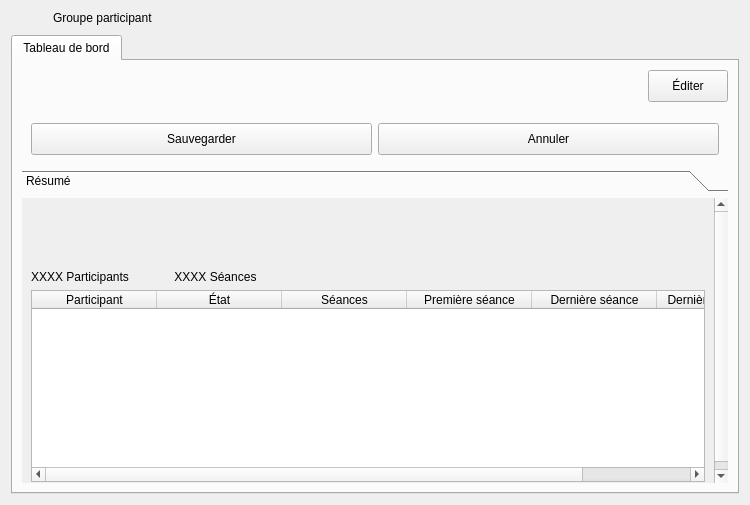
Above: client/src/editors/GroupWidget.ui from introlab/openteraplus before the change. Below: the same form after it.
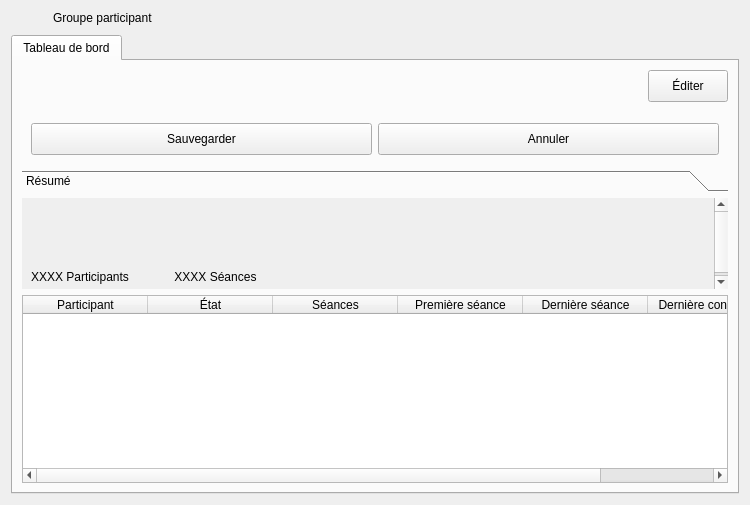
That is the form after the change. Icons and pictures are not drawn. Custom widgets are drawn as their Qt base class.

What changed in the file:
```diff
--- a/client/src/editors/GroupWidget.ui
+++ b/client/src/editors/GroupWidget.ui
@@ -298,8 +298,8 @@
            <rect>
             <x>0</x>
             <y>0</y>
-            <width>696</width>
-            <height>294</height>
+            <width>710</width>
+            <height>98</height>
            </rect>
           </property>
           <attribute name="label">
@@ -423,14 +423,24 @@
              </item>
             </layout>
            </item>
+          </layout>
+         </widget>
+        </widget>
+       </item>
            <item>
             <widget class="QTableWidget" name="tableSummary">
              <property name="sizePolicy">
-              <sizepolicy hsizetype="MinimumExpanding" vsizetype="MinimumExpanding">
+          <sizepolicy hsizetype="Expanding" vsizetype="Expanding">
                <horstretch>0</horstretch>
                <verstretch>0</verstretch>
               </sizepolicy>
              </property>
+         <property name="minimumSize">
+          <size>
+           <width>0</width>
+           <height>150</height>
+          </size>
+         </property>
              <property name="editTriggers">
               <set>QAbstractItemView::NoEditTriggers</set>
              </property>
@@ -497,10 +507,6 @@
                <set>AlignCenter</set>
               </property>
              </column>
-            </widget>
-           </item>
-          </layout>
-         </widget>
         </widget>
        </item>
       </layout>
```
Lines whose indentation alone changed are shown as unchanged.
